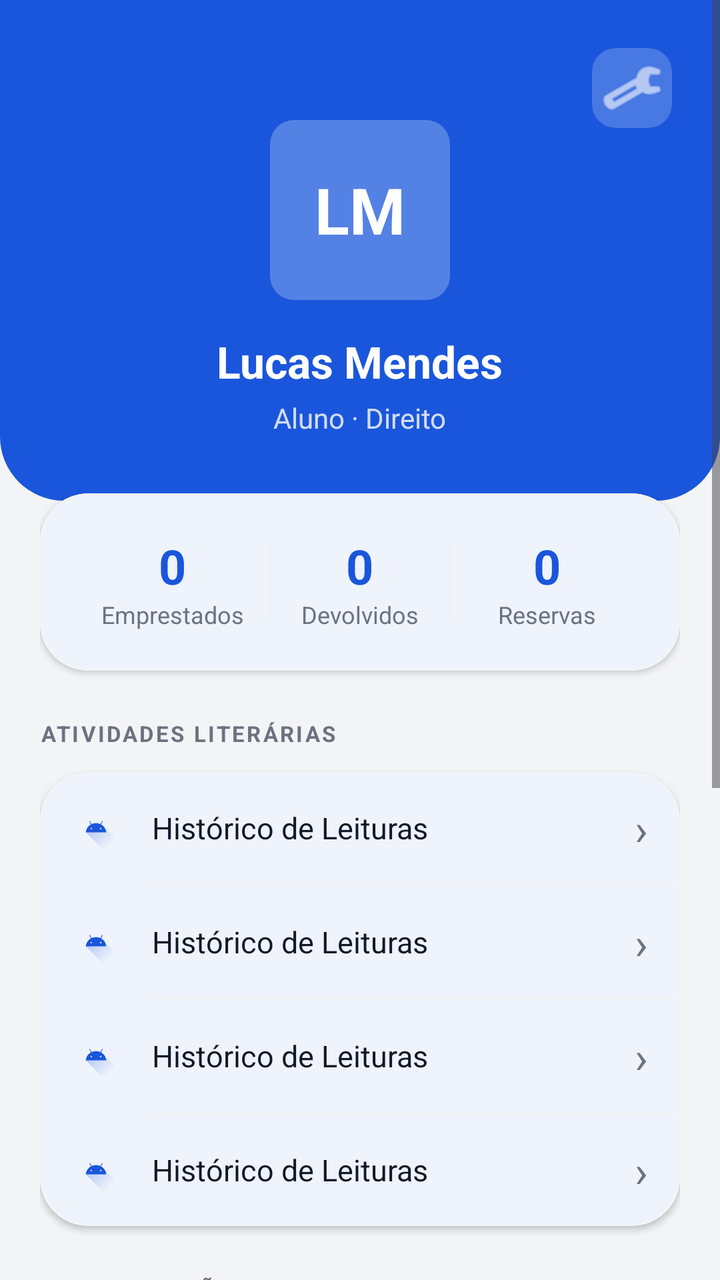
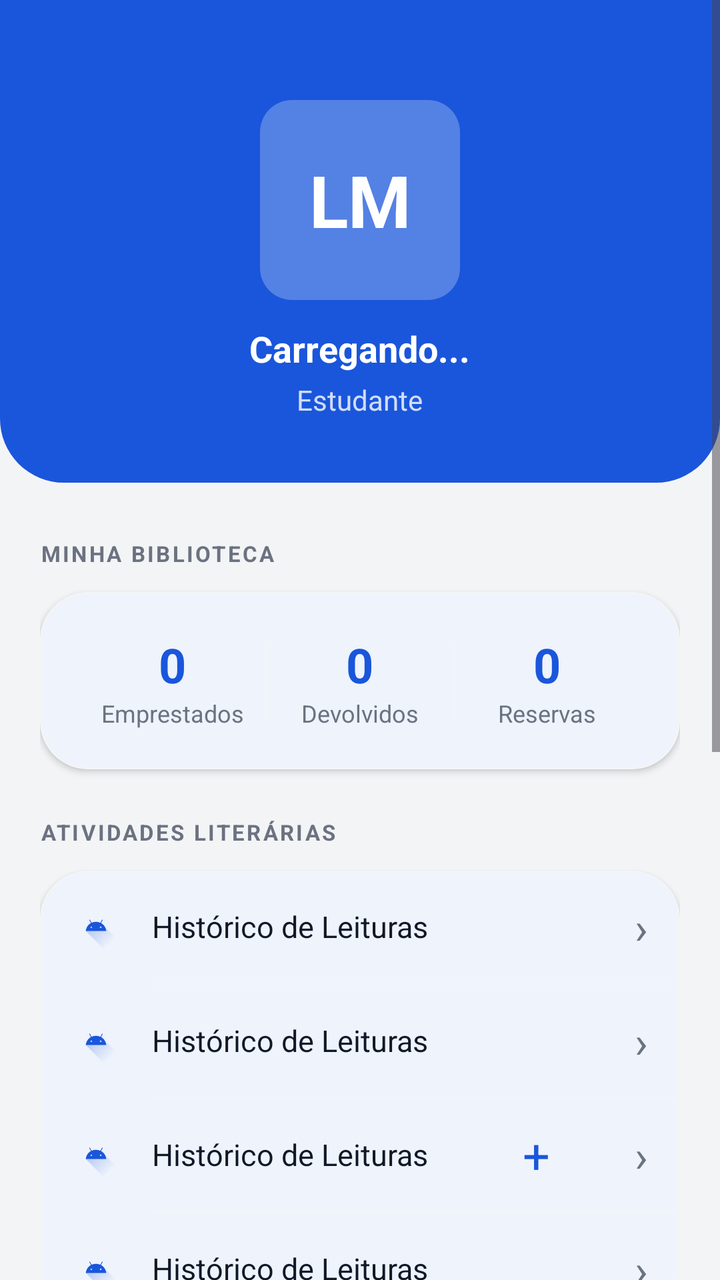

The first picture is an Android layout as it rendered before a commit; the second is the same layout after the commit. The layout source and the unified diff follow.
<!-- AndroidManifest.xml: application theme Theme.DEVWEB -->
<!-- res/layout/fragment_profile.xml -->
<?xml version="1.0" encoding="utf-8"?>
<ScrollView xmlns:android="http://schemas.android.com/apk/res/android"
    xmlns:app="http://schemas.android.com/apk/res-auto"
    xmlns:tools="http://schemas.android.com/tools"
    android:layout_width="match_parent"
    android:layout_height="match_parent"
    android:background="@color/background_light"
    android:fillViewport="true">

    <LinearLayout
        android:layout_width="match_parent"
        android:layout_height="wrap_content"
        android:orientation="vertical">

        
        <RelativeLayout
            android:layout_width="match_parent"
            android:layout_height="wrap_content"
            android:background="@drawable/bg_home_header"
            android:paddingBottom="32dp">

            <ImageButton
                android:id="@+id/btnSettings"
                android:layout_width="40dp"
                android:layout_height="40dp"
                android:layout_alignParentEnd="true"
                android:layout_margin="24dp"
                android:background="@drawable/bg_search_white_tint"
                android:src="@android:drawable/ic_menu_preferences"
                android:padding="8dp"
                app:tint="@color/white"
                android:contentDescription="Configurações" />

            <LinearLayout
                android:layout_width="match_parent"
                android:layout_height="wrap_content"
                android:orientation="vertical"
                android:gravity="center"
                android:paddingTop="60dp">

                <TextView
                    android:id="@+id/tvAvatar"
                    android:layout_width="90dp"
                    android:layout_height="90dp"
                    android:background="@drawable/bg_cover_pill"
                    android:backgroundTint="#40FFFFFF"
                    android:gravity="center"
                    android:text="LM"
                    android:textColor="@color/white"
                    android:textSize="32sp"
                    android:textStyle="bold" />

                <TextView
                    android:id="@+id/tvUserName"
                    android:layout_width="wrap_content"
                    android:layout_height="wrap_content"
                    android:layout_marginTop="16dp"
                    android:text="Lucas Mendes"
                    android:textColor="@color/white"
                    android:textSize="22sp"
                    android:textStyle="bold" />

                <TextView
                    android:id="@+id/tvUserCourse"
                    android:layout_width="wrap_content"
                    android:layout_height="wrap_content"
                    android:layout_marginTop="4dp"
                    android:text="Aluno · Direito"
                    android:textColor="#CCFFFFFF"
                    android:textSize="14sp" />
            </LinearLayout>
        </RelativeLayout>

        <LinearLayout
            android:layout_width="match_parent"
            android:layout_height="wrap_content"
            android:orientation="vertical"
            android:padding="20dp"
            android:layout_marginTop="-24dp">

            
            <com.google.android.material.card.MaterialCardView
                android:layout_width="match_parent"
                android:layout_height="wrap_content"
                app:cardBackgroundColor="@color/white"
                app:cardCornerRadius="24dp"
                app:cardElevation="2dp"
                app:strokeWidth="1dp"
                app:strokeColor="#F3F4F6">

                <LinearLayout
                    android:layout_width="match_parent"
                    android:layout_height="wrap_content"
                    android:orientation="horizontal"
                    android:padding="20dp">

                    <LinearLayout
                        android:layout_width="0dp"
                        android:layout_height="wrap_content"
                        android:layout_weight="1"
                        android:orientation="vertical"
                        android:gravity="center">
                        <TextView android:id="@+id/tvBorrowed" android:layout_width="wrap_content" android:layout_height="wrap_content" android:text="0" android:textColor="@color/blue_royal" android:textSize="24sp" android:textStyle="bold" />
                        <TextView android:layout_width="wrap_content" android:layout_height="wrap_content" android:text="Emprestados" android:textColor="@color/text_secondary_light" android:textSize="12sp" />
                    </LinearLayout>

                    <View android:layout_width="1dp" android:layout_height="40dp" android:background="#F3F4F6" android:layout_gravity="center" />

                    <LinearLayout
                        android:layout_width="0dp"
                        android:layout_height="wrap_content"
                        android:layout_weight="1"
                        android:orientation="vertical"
                        android:gravity="center">
                        <TextView android:id="@+id/tvReturned" android:layout_width="wrap_content" android:layout_height="wrap_content" android:text="0" android:textColor="@color/blue_royal" android:textSize="24sp" android:textStyle="bold" />
                        <TextView android:layout_width="wrap_content" android:layout_height="wrap_content" android:text="Devolvidos" android:textColor="@color/text_secondary_light" android:textSize="12sp" />
                    </LinearLayout>

                    <View android:layout_width="1dp" android:layout_height="40dp" android:background="#F3F4F6" android:layout_gravity="center" />

                    <LinearLayout
                        android:layout_width="0dp"
                        android:layout_height="wrap_content"
                        android:layout_weight="1"
                        android:orientation="vertical"
                        android:gravity="center">
                        <TextView android:id="@+id/tvReserved" android:layout_width="wrap_content" android:layout_height="wrap_content" android:text="0" android:textColor="@color/blue_royal" android:textSize="24sp" android:textStyle="bold" />
                        <TextView android:layout_width="wrap_content" android:layout_height="wrap_content" android:text="Reservas" android:textColor="@color/text_secondary_light" android:textSize="12sp" />
                    </LinearLayout>

                </LinearLayout>
            </com.google.android.material.card.MaterialCardView>

            
            <TextView
                android:layout_width="wrap_content"
                android:layout_height="wrap_content"
                android:layout_marginTop="24dp"
                android:layout_marginBottom="12dp"
                android:text="ATIVIDADES LITERÁRIAS"
                android:textColor="@color/text_secondary_light"
                android:textSize="11sp"
                android:textStyle="bold"
                android:letterSpacing="0.1" />

            <com.google.android.material.card.MaterialCardView
                android:layout_width="match_parent"
                android:layout_height="wrap_content"
                app:cardBackgroundColor="@color/white"
                app:cardCornerRadius="24dp"
                app:cardElevation="2dp"
                app:strokeWidth="1dp"
                app:strokeColor="#F3F4F6">

                <LinearLayout
                    android:layout_width="match_parent"
                    android:layout_height="wrap_content"
                    android:orientation="vertical">

                    <include layout="@layout/item_menu_row" android:id="@+id/rowMyReservations" />
                    <View android:layout_width="match_parent" android:layout_height="1dp" android:layout_marginStart="56dp" android:background="#F3F4F6" />
                    <include layout="@layout/item_menu_row" android:id="@+id/rowReadingHistory" />
                    <View android:layout_width="match_parent" android:layout_height="1dp" android:layout_marginStart="56dp" android:background="#F3F4F6" />
                    <include layout="@layout/item_menu_row" android:id="@+id/rowReadingGoals" />
                    <View android:layout_width="match_parent" android:layout_height="1dp" android:layout_marginStart="56dp" android:background="#F3F4F6" />
                    <include layout="@layout/item_menu_row" android:id="@+id/rowFees" />

                </LinearLayout>
            </com.google.android.material.card.MaterialCardView>

            
            <TextView
                android:layout_width="wrap_content"
                android:layout_height="wrap_content"
                android:layout_marginTop="24dp"
                android:layout_marginBottom="12dp"
                android:text="CONFIGURAÇÕES E ACESSIBILIDADE"
                android:textColor="@color/text_secondary_light"
                android:textSize="11sp"
                android:textStyle="bold"
                android:letterSpacing="0.1" />

            <com.google.android.material.card.MaterialCardView
                android:layout_width="match_parent"
                android:layout_height="wrap_content"
                app:cardBackgroundColor="@color/white"
                app:cardCornerRadius="24dp"
                app:cardElevation="2dp"
                app:strokeWidth="1dp"
                app:strokeColor="#F3F4F6">

                <LinearLayout
                    android:layout_width="match_parent"
                    android:layout_height="wrap_content"
                    android:orientation="vertical">

                    <include layout="@layout/item_menu_row" android:id="@+id/rowSettingsApp" />
                    <View android:layout_width="match_parent" android:layout_height="1dp" android:layout_marginStart="56dp" android:background="#F3F4F6" />
                    <include layout="@layout/item_menu_row" android:id="@+id/rowChangePassword" />
                    <View android:layout_width="match_parent" android:layout_height="1dp" android:layout_marginStart="56dp" android:background="#F3F4F6" />
                    <include layout="@layout/item_menu_row" android:id="@+id/rowLogout" />

                </LinearLayout>
            </com.google.android.material.card.MaterialCardView>

            <Button
                android:id="@+id/btnEditProfile"
                android:layout_width="match_parent"
                android:layout_height="54dp"
                android:layout_marginTop="32dp"
                android:text="Editar Perfil"
                android:textColor="@color/blue_royal"
                android:backgroundTint="@color/white"
                app:strokeColor="@color/blue_royal"
                app:strokeWidth="1dp"
                style="@style/Widget.Material3.Button.OutlinedButton" />

        </LinearLayout>

        <View android:layout_width="match_parent" android:layout_height="100dp" />
    </LinearLayout>
</ScrollView>
<!-- res/layout/item_menu_row.xml (included above) -->
<?xml version="1.0" encoding="utf-8"?>
<LinearLayout xmlns:android="http://schemas.android.com/apk/res/android"
    xmlns:app="http://schemas.android.com/apk/res-auto"
    android:layout_width="match_parent"
    android:layout_height="56dp"
    android:orientation="horizontal"
    android:gravity="center_vertical"
    android:paddingStart="16dp"
    android:paddingEnd="16dp"
    android:background="?attr/selectableItemBackground"
    android:clickable="true"
    android:focusable="true">

    
    <ImageView
        android:id="@+id/ivRowIcon"
        android:layout_width="24dp"
        android:layout_height="24dp"
        android:layout_gravity="center_vertical"
        android:src="@drawable/ic_launcher_foreground"
        app:tint="@color/blue_royal" />

    
    <TextView
        android:id="@+id/tvRowTitle"
        android:layout_width="0dp"
        android:layout_height="wrap_content"
        android:layout_weight="1"
        android:layout_marginStart="16dp"
        android:text="Histórico de Leituras"
        android:textColor="@color/text_primary_light"
        android:textSize="15sp" />

    
    <TextView
        android:id="@+id/tvRowArrow"
        android:layout_width="wrap_content"
        android:layout_height="wrap_content"
        android:text="›"
        android:textColor="@color/text_secondary_light"
        android:textSize="22sp" />

</LinearLayout>
<!-- resources referenced by this layout -->
<resources>
  <color name="background_light">#F3F4F6</color>
  <color name="blue_royal">#1A56DB</color>
  <color name="text_primary_light">#111827</color>
  <color name="text_secondary_light">#6B7280</color>
  <color name="white">#FFFFFF</color>
  <!-- drawable bg_cover_pill (drawable) -->
  <?xml version="1.0" encoding="utf-8"?>
  <shape xmlns:android="http://schemas.android.com/apk/res/android">
      <solid android:color="@color/blue_ice" />
      <corners android:radius="12dp" />
  </shape>
  <!-- drawable bg_home_header (drawable) -->
  <?xml version="1.0" encoding="utf-8"?>
  <shape xmlns:android="http://schemas.android.com/apk/res/android">
      <solid android:color="@color/blue_royal" />
      <corners
          android:bottomLeftRadius="32dp"
          android:bottomRightRadius="32dp" />
  </shape>
  <!-- drawable bg_search_white_tint (drawable) -->
  <?xml version="1.0" encoding="utf-8"?>
  <shape xmlns:android="http://schemas.android.com/apk/res/android">
      <solid android:color="#33FFFFFF" />
      <corners android:radius="12dp" />
  </shape>
  <!-- drawable ic_launcher_foreground (drawable) -->
  <vector xmlns:android="http://schemas.android.com/apk/res/android"
      xmlns:aapt="http://schemas.android.com/aapt"
      android:width="108dp"
      android:height="108dp"
      android:viewportWidth="108"
      android:viewportHeight="108">
      <path android:pathData="M31,63.928c0,0 6.4,-11 12.1,-13.1c7.2,-2.6 26,-1.4 26,-1.4l38.1,38.1L107,108.928l-32,-1L31,63.928z">
          <aapt:attr name="android:fillColor">
              <gradient
                  android:endX="85.84757"
                  android:endY="92.4963"
                  android:startX="42.9492"
                  android:startY="49.59793"
                  android:type="linear">
                  <item
                      android:color="#44000000"
                      android:offset="0.0" />
                  <item
                      android:color="#00000000"
                      android:offset="1.0" />
              </gradient>
          </aapt:attr>
      </path>
      <path
          android:fillColor="#FFFFFF"
          android:fillType="nonZero"
          android:pathData="M65.3,45.828l3.8,-6.6c0.2,-0.4 0.1,-0.9 -0.3,-1.1c-0.4,-0.2 -0.9,-0.1 -1.1,0.3l-3.9,6.7c-6.3,-2.8 -13.4,-2.8 -19.7,0l-3.9,-6.7c-0.2,-0.4 -0.7,-0.5 -1.1,-0.3C38.8,38.328 38.7,38.828 38.9,39.228l3.8,6.6C36.2,49.428 31.7,56.028 31,63.928h46C76.3,56.028 71.8,49.428 65.3,45.828zM43.4,57.328c-0.8,0 -1.5,-0.5 -1.8,-1.2c-0.3,-0.7 -0.1,-1.5 0.4,-2.1c0.5,-0.5 1.4,-0.7 2.1,-0.4c0.7,0.3 1.2,1 1.2,1.8C45.3,56.528 44.5,57.328 43.4,57.328L43.4,57.328zM64.6,57.328c-0.8,0 -1.5,-0.5 -1.8,-1.2s-0.1,-1.5 0.4,-2.1c0.5,-0.5 1.4,-0.7 2.1,-0.4c0.7,0.3 1.2,1 1.2,1.8C66.5,56.528 65.6,57.328 64.6,57.328L64.6,57.328z"
          android:strokeWidth="1"
          android:strokeColor="#00000000" />
  </vector>
  <style name="Theme.DEVWEB" parent="Base.Theme.DEVWEB" />
  <color name="blue_ice">#EBF5FF</color>
  <style name="Base.Theme.DEVWEB" parent="Theme.Material3.DayNight.NoActionBar">
          <item name="colorPrimary">@color/blue_royal</item>
          <item name="colorPrimaryVariant">@color/blue_deep</item>
          <item name="colorOnPrimary">@color/white</item>
          <item name="colorSecondary">@color/blue_soft</item>
          <item name="colorOnSecondary">@color/blue_deep</item>
          <item name="android:colorBackground">@color/background_light</item>
          <item name="colorSurface">@color/white</item>
          <item name="colorOnSurface">@color/text_primary_light</item>
      </style>
  <color name="blue_deep">#1E429F</color>
  <color name="blue_soft">#76A9FA</color>
</resources>

<!-- the commit's change to res/layout/fragment_profile.xml (unified diff, before → after) -->
@@ -19,45 +19,47 @@
             android:background="@drawable/bg_home_header"
             android:paddingBottom="32dp">
 
-            <ImageButton
-                android:id="@+id/btnSettings"
-                android:layout_width="40dp"
-                android:layout_height="40dp"
-                android:layout_alignParentEnd="true"
-                android:layout_margin="24dp"
-                android:background="@drawable/bg_search_white_tint"
-                android:src="@android:drawable/ic_menu_preferences"
-                android:padding="8dp"
-                app:tint="@color/white"
-                android:contentDescription="Configurações" />
-
             <LinearLayout
                 android:layout_width="match_parent"
                 android:layout_height="wrap_content"
                 android:orientation="vertical"
                 android:gravity="center"
-                android:paddingTop="60dp">
-
-                <TextView
-                    android:id="@+id/tvAvatar"
-                    android:layout_width="90dp"
-                    android:layout_height="90dp"
-                    android:background="@drawable/bg_cover_pill"
-                    android:backgroundTint="#40FFFFFF"
-                    android:gravity="center"
-                    android:text="LM"
-                    android:textColor="@color/white"
-                    android:textSize="32sp"
-                    android:textStyle="bold" />
+                android:paddingTop="50dp">
+
+                <FrameLayout
+                    android:layout_width="100dp"
+                    android:layout_height="100dp">
+
+                    <com.google.android.material.imageview.ShapeableImageView
+                        android:id="@+id/ivUserProfile"
+                        android:layout_width="match_parent"
+                        android:layout_height="match_parent"
+                        android:scaleType="centerCrop"
+                        app:shapeAppearanceOverlay="@style/ShapeAppearance.App.MediumComponent"
+                        android:src="@drawable/ic_launcher_foreground"
+                        android:background="@color/white"
+                        android:visibility="gone" />
+
+                    <TextView
+                        android:id="@+id/tvAvatar"
+                        android:layout_width="match_parent"
+                        android:layout_height="match_parent"
+                        android:background="@drawable/bg_avatar_rounded_square"
+                        android:gravity="center"
+                        android:text="LM"
+                        android:textColor="@color/white"
+                        android:textSize="36sp"
+                        android:textStyle="bold" />
+                </FrameLayout>
 
                 <TextView
                     android:id="@+id/tvUserName"
                     android:layout_width="wrap_content"
                     android:layout_height="wrap_content"
-                    android:layout_marginTop="16dp"
-                    android:text="Lucas Mendes"
+                    android:layout_marginTop="12dp"
+                    android:text="Carregando..."
                     android:textColor="@color/white"
-                    android:textSize="22sp"
+                    android:textSize="18sp"
                     android:textStyle="bold" />
 
                 <TextView
@@ -65,7 +67,7 @@
                     android:layout_width="wrap_content"
                     android:layout_height="wrap_content"
                     android:layout_marginTop="4dp"
-                    android:text="Aluno · Direito"
+                    android:text="Estudante"
                     android:textColor="#CCFFFFFF"
                     android:textSize="14sp" />
             </LinearLayout>
@@ -76,9 +78,20 @@
             android:layout_height="wrap_content"
             android:orientation="vertical"
             android:padding="20dp"
-            android:layout_marginTop="-24dp">
+            android:layout_marginTop="0dp">
 
             
+            <TextView
+                android:layout_width="wrap_content"
+                android:layout_height="wrap_content"
+                android:layout_marginTop="8dp"
+                android:layout_marginBottom="12dp"
+                android:text="MINHA BIBLIOTECA"
+                android:textColor="@color/text_secondary_light"
+                android:textSize="11sp"
+                android:textStyle="bold"
+                android:letterSpacing="0.1" />
+
             <com.google.android.material.card.MaterialCardView
                 android:layout_width="match_parent"
                 android:layout_height="wrap_content"
@@ -161,7 +174,29 @@
                     <View android:layout_width="match_parent" android:layout_height="1dp" android:layout_marginStart="56dp" android:background="#F3F4F6" />
                     <include layout="@layout/item_menu_row" android:id="@+id/rowReadingHistory" />
                     <View android:layout_width="match_parent" android:layout_height="1dp" android:layout_marginStart="56dp" android:background="#F3F4F6" />
-                    <include layout="@layout/item_menu_row" android:id="@+id/rowReadingGoals" />
+
+                    <RelativeLayout
+                        android:layout_width="match_parent"
+                        android:layout_height="wrap_content">
+
+                        <include layout="@layout/item_menu_row" android:id="@+id/rowReadingGoals" />
+
+                        <TextView
+                            android:id="@+id/btnAddGoal"
+                            android:layout_width="48dp"
+                            android:layout_height="48dp"
+                            android:layout_alignParentEnd="true"
+                            android:layout_centerVertical="true"
+                            android:layout_marginEnd="48dp"
+                            android:text="+"
+                            android:textColor="@color/blue_royal"
+                            android:textSize="24sp"
+                            android:gravity="center"
+                            android:background="?attr/selectableItemBackgroundBorderless"
+                            android:clickable="true"
+                            android:focusable="true" />
+                    </RelativeLayout>
+
                     <View android:layout_width="match_parent" android:layout_height="1dp" android:layout_marginStart="56dp" android:background="#F3F4F6" />
                     <include layout="@layout/item_menu_row" android:id="@+id/rowFees" />
 
<!-- resource entries referenced after the edit -->
@@ -5,11 +5,11 @@
   <color name="text_primary_light">#111827</color>
   <color name="text_secondary_light">#6B7280</color>
   <color name="white">#FFFFFF</color>
-  <!-- drawable bg_cover_pill (drawable) -->
+  <!-- drawable bg_avatar_rounded_square (drawable) -->
   <?xml version="1.0" encoding="utf-8"?>
   <shape xmlns:android="http://schemas.android.com/apk/res/android">
-      <solid android:color="@color/blue_ice" />
-      <corners android:radius="12dp" />
+      <solid android:color="#40FFFFFF" />
+      <corners android:radius="16dp" />
   </shape>
   <!-- drawable bg_home_header (drawable) -->
   <?xml version="1.0" encoding="utf-8"?>
@@ -18,12 +18,6 @@
       <corners
           android:bottomLeftRadius="32dp"
           android:bottomRightRadius="32dp" />
-  </shape>
-  <!-- drawable bg_search_white_tint (drawable) -->
-  <?xml version="1.0" encoding="utf-8"?>
-  <shape xmlns:android="http://schemas.android.com/apk/res/android">
-      <solid android:color="#33FFFFFF" />
-      <corners android:radius="12dp" />
   </shape>
   <!-- drawable ic_launcher_foreground (drawable) -->
   <vector xmlns:android="http://schemas.android.com/apk/res/android"
@@ -56,9 +50,11 @@
           android:strokeWidth="1"
           android:strokeColor="#00000000" />
   </vector>
+  <style name="ShapeAppearance.App.MediumComponent" parent="ShapeAppearance.Material3.MediumComponent">
+          <item name="cornerSize">16dp</item>
+      </style>
   <style name="Theme.DEVWEB" parent="Base.Theme.DEVWEB" />
-  <color name="blue_ice">#EBF5FF</color>
-  <style name="Base.Theme.DEVWEB" parent="Theme.Material3.DayNight.NoActionBar">
+  <style name="Base.Theme.DEVWEB" parent="Theme.Material3.Light.NoActionBar">
           <item name="colorPrimary">@color/blue_royal</item>
           <item name="colorPrimaryVariant">@color/blue_deep</item>
           <item name="colorOnPrimary">@color/white</item>
